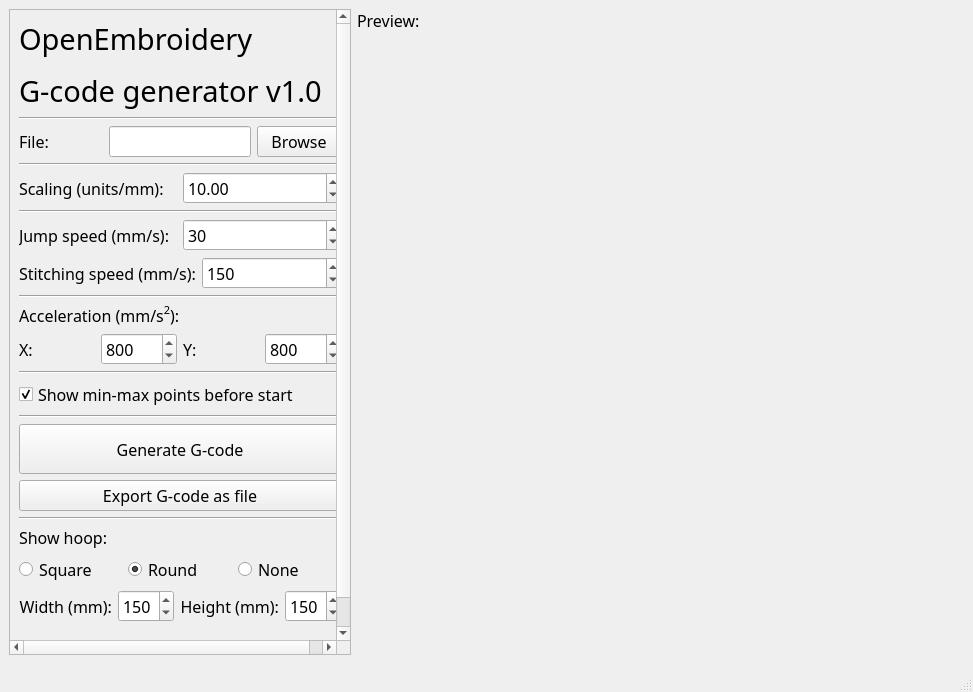
This is gui.ui in F33RNI/OpenEmbroidery as Qt 5 draws it before an edit. The edited form follows.
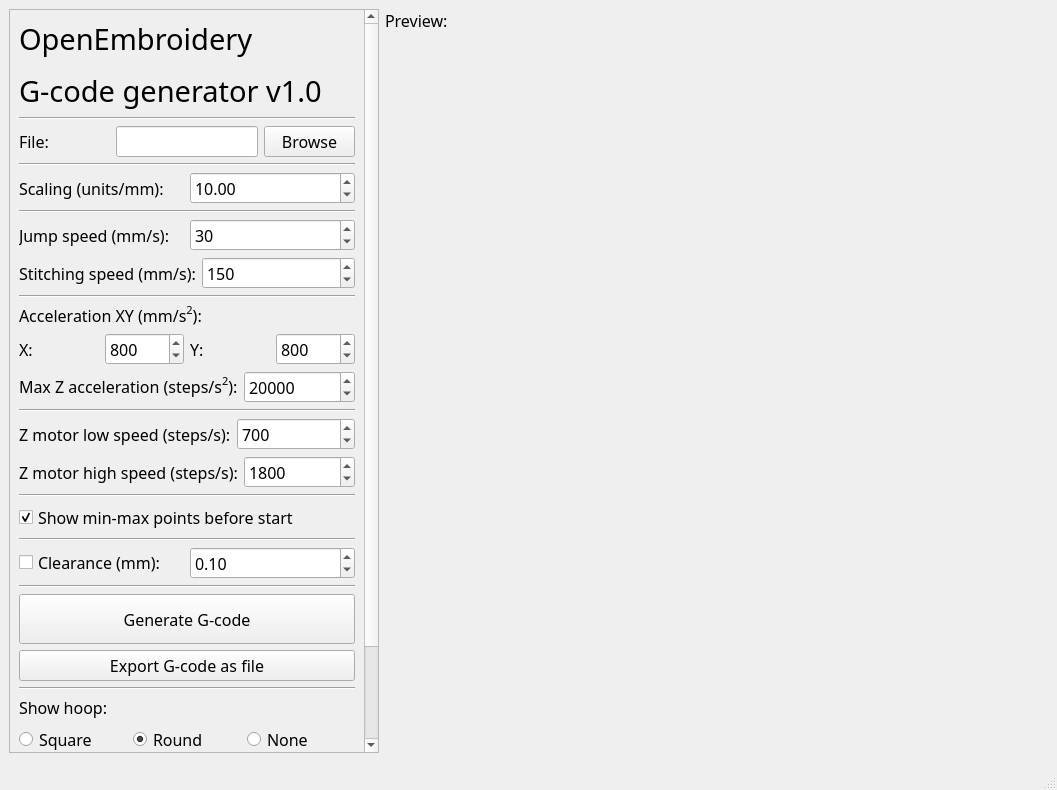
This is the edited form. Custom widgets are drawn as their Qt base class.

Commit message:
Added stitch command
A separate stitch command has been added to the generator (M3 S<SPEED> I1)

The edit to the form file:
```diff
--- a/gui.ui
+++ b/gui.ui
@@ -6,8 +6,8 @@
    <rect>
     <x>0</x>
     <y>0</y>
-    <width>973</width>
-    <height>692</height>
+    <width>1057</width>
+    <height>790</height>
    </rect>
   </property>
   <property name="font">
@@ -20,7 +20,7 @@
    <string>OpenCNCNeedle</string>
   </property>
   <widget class="QWidget" name="centralwidget">
-   <layout class="QHBoxLayout" name="horizontalLayout_7">
+   <layout class="QHBoxLayout" name="horizontalLayout_13">
     <item>
      <widget class="QScrollArea" name="scrollArea">
       <property name="sizePolicy">
@@ -42,9 +42,9 @@
        <property name="geometry">
         <rect>
          <x>0</x>
-         <y>0</y>
+         <y>-74</y>
          <width>308</width>
-         <height>631</height>
+         <height>786</height>
         </rect>
        </property>
        <layout class="QVBoxLayout" name="verticalLayout">
@@ -215,7 +215,7 @@
         <item>
          <widget class="QLabel" name="label_9">
           <property name="text">
-           <string>&lt;html&gt;&lt;head/&gt;&lt;body&gt;&lt;p&gt;Acceleration (mm/s&lt;span style=&quot; vertical-align:super;&quot;&gt;2&lt;/span&gt;):&lt;/p&gt;&lt;/body&gt;&lt;/html&gt;</string>
+           <string>&lt;html&gt;&lt;head/&gt;&lt;body&gt;&lt;p&gt;Acceleration XY (mm/s&lt;span style=&quot; vertical-align:super;&quot;&gt;2&lt;/span&gt;):&lt;/p&gt;&lt;/body&gt;&lt;/html&gt;</string>
           </property>
          </widget>
         </item>
@@ -223,6 +223,12 @@
          <layout class="QHBoxLayout" name="horizontalLayout_6">
           <item>
            <widget class="QLabel" name="label_2">
+            <property name="sizePolicy">
+             <sizepolicy hsizetype="Minimum" vsizetype="Preferred">
+              <horstretch>0</horstretch>
+              <verstretch>0</verstretch>
+             </sizepolicy>
+            </property>
             <property name="text">
              <string>X:</string>
             </property>
@@ -246,6 +252,12 @@
           </item>
           <item>
            <widget class="QLabel" name="label_8">
+            <property name="sizePolicy">
+             <sizepolicy hsizetype="Minimum" vsizetype="Preferred">
+              <horstretch>0</horstretch>
+              <verstretch>0</verstretch>
+             </sizepolicy>
+            </property>
             <property name="text">
              <string>Y:</string>
             </property>
@@ -269,6 +281,39 @@
           </item>
          </layout>
         </item>
+        <item>
+         <layout class="QHBoxLayout" name="horizontalLayout_7">
+          <item>
+           <widget class="QLabel" name="label_11">
+            <property name="sizePolicy">
+             <sizepolicy hsizetype="Minimum" vsizetype="Preferred">
+              <horstretch>0</horstretch>
+              <verstretch>0</verstretch>
+             </sizepolicy>
+            </property>
+            <property name="text">
+             <string>&lt;html&gt;&lt;head/&gt;&lt;body&gt;&lt;p&gt;Max Z acceleration (steps/s&lt;span style=&quot; vertical-align:super;&quot;&gt;2&lt;/span&gt;):&lt;/p&gt;&lt;/body&gt;&lt;/html&gt;</string>
+            </property>
+           </widget>
+          </item>
+          <item>
+           <widget class="QSpinBox" name="spinbox_acc_z_max">
+            <property name="minimum">
+             <number>1</number>
+            </property>
+            <property name="maximum">
+             <number>100000</number>
+            </property>
+            <property name="singleStep">
+             <number>100</number>
+            </property>
+            <property name="value">
+             <number>20000</number>
+            </property>
+           </widget>
+          </item>
+         </layout>
+        </item>
         <item>
          <widget class="Line" name="line_2">
           <property name="orientation">
@@ -276,6 +321,67 @@
           </property>
          </widget>
         </item>
+        <item>
+         <layout class="QHBoxLayout" name="horizontalLayout_10">
+          <item>
+           <widget class="QLabel" name="label_13">
+            <property name="text">
+             <string>Z motor low speed (steps/s):</string>
+            </property>
+           </widget>
+          </item>
+          <item>
+           <widget class="QSpinBox" name="spinbox_speed_z_low">
+            <property name="minimum">
+             <number>1</number>
+            </property>
+            <property name="maximum">
+             <number>100000</number>
+            </property>
+            <property name="singleStep">
+             <number>10</number>
+            </property>
+            <property name="value">
+             <number>700</number>
+            </property>
+           </widget>
+          </item>
+         </layout>
+        </item>
+        <item>
+         <layout class="QHBoxLayout" name="horizontalLayout_11">
+          <item>
+           <widget class="QLabel" name="label_14">
+            <property name="text">
+             <string>Z motor high speed (steps/s):</string>
+            </property>
+           </widget>
+          </item>
+          <item>
+           <widget class="QSpinBox" name="spinbox_speed_z_high">
+            <property name="minimum">
+             <number>1</number>
+            </property>
+            <property name="maximum">
+             <number>100000</number>
+            </property>
+            <property name="singleStep">
+             <number>10</number>
+            </property>
+            <property name="value">
+             <number>1800</number>
+            </property>
+           </widget>
+          </item>
+         </layout>
+        </item>
+        <item>
+         <widget class="Line" name="line_8">
+          <property name="orientation">
+           <enum>Qt::Horizontal</enum>
+          </property>
+         </widget>
+        </item>
         <item>
          <widget class="QCheckBox" name="checkbox_move_min_max">
           <property name="text">
@@ -286,6 +392,34 @@
           </property>
          </widget>
         </item>
+        <item>
+         <widget class="Line" name="line_9">
+          <property name="orientation">
+           <enum>Qt::Horizontal</enum>
+          </property>
+         </widget>
+        </item>
+        <item>
+         <layout class="QHBoxLayout" name="horizontalLayout_12">
+          <item>
+           <widget class="QCheckBox" name="checkbox_clearance">
+            <property name="text">
+             <string>Clearance (mm):</string>
+            </property>
+           </widget>
+          </item>
+          <item>
+           <widget class="QDoubleSpinBox" name="spinbox_clearance">
+            <property name="singleStep">
+             <double>0.050000000000000</double>
+            </property>
+            <property name="value">
+             <double>0.100000000000000</double>
+            </property>
+           </widget>
+          </item>
+         </layout>
+        </item>
         <item>
          <widget class="Line" name="line_7">
           <property name="orientation">
@@ -408,6 +542,19 @@
           </item>
          </layout>
         </item>
+        <item>
+         <spacer name="horizontalSpacer">
+          <property name="orientation">
+           <enum>Qt::Horizontal</enum>
+          </property>
+          <property name="sizeHint" stdset="0">
+           <size>
+            <width>350</width>
+            <height>20</height>
+           </size>
+          </property>
+         </spacer>
+        </item>
         <item>
          <spacer name="verticalSpacer">
           <property name="orientation">
```
Left out of the diff: 2 changed lines with no effect on the pictures. The commit also changes 2 other files.
